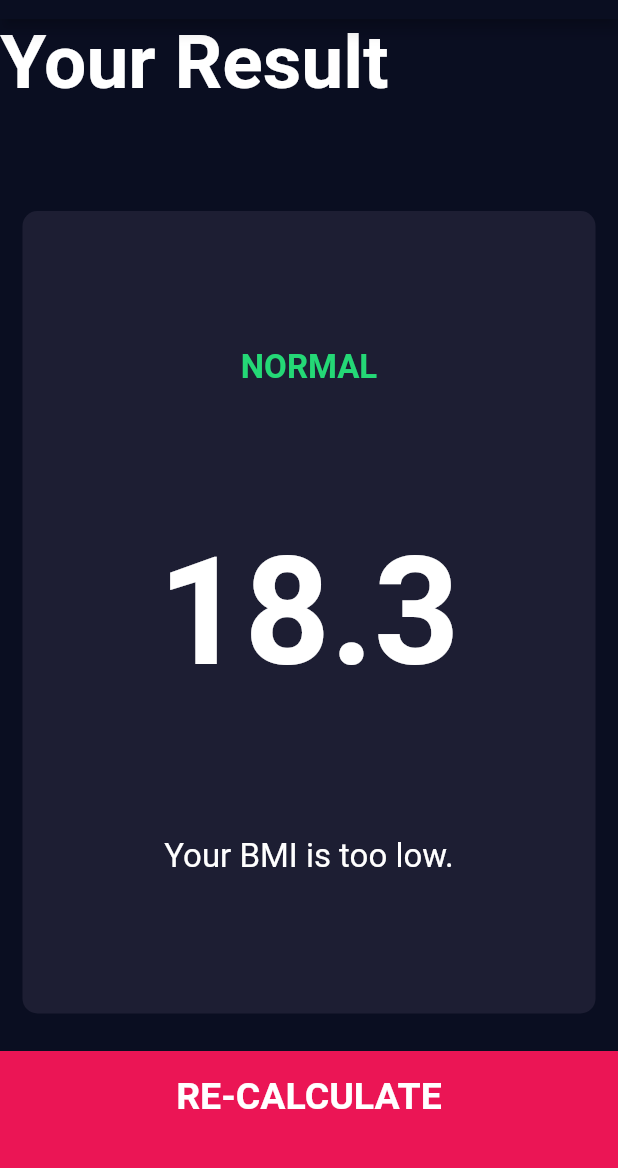
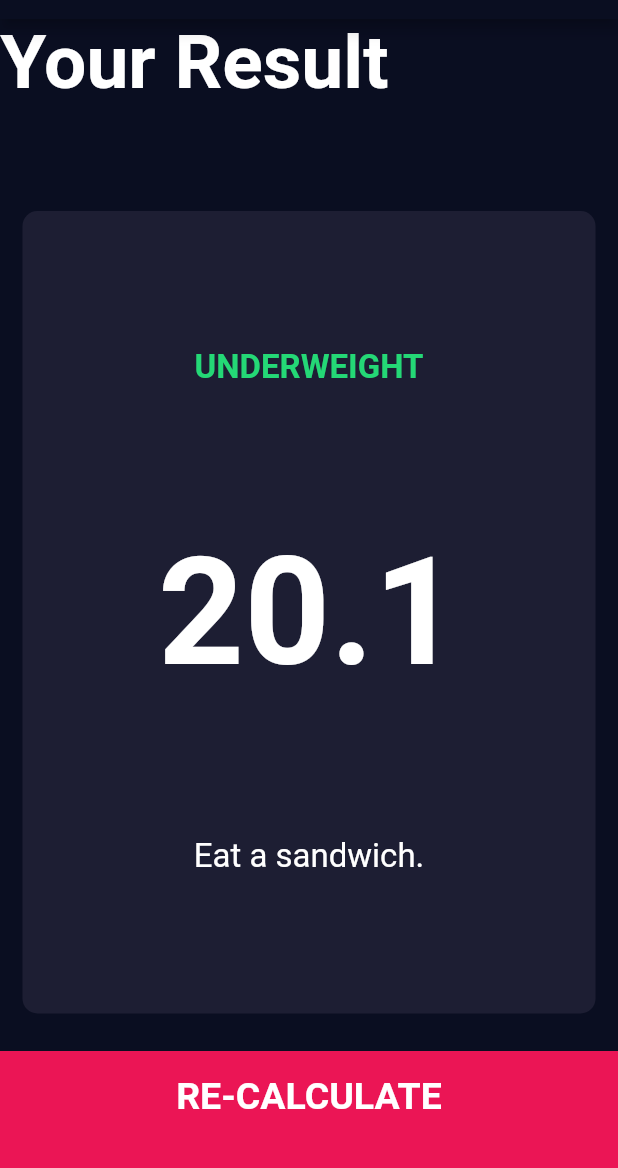
Before and after one commit to theranbrig/flutter-bmi-calculator, a Flutter app: the screen it shows after launch, after a tap on "CALCULATE", on a phone screen of 412 x 824 dp, the part 65-1233 px from its top. Run offline on Flutter 3.47's test engine with Material 2 defaults, Android fonts, the phone set to English and light mode, and no system bars; our stand-ins replace font_awesome_flutter.

```diff
--- /dev/null
+++ b/lib/calculator_brain.dart
@@ -0,0 +1,34 @@
+import 'dart:math';
+
+class CalculatorBrain {
+  CalculatorBrain({this.height, this.weight});
+  final int height;
+  final int weight;
+
+  double _bmi = 0;
+
+  String calculateBMI() {
+    double _bmi = weight / pow(height / 100, 2);
+    return _bmi.toStringAsFixed(1);
+  }
+
+  String getResult() {
+    if (_bmi >= 25) {
+      return 'Overweight';
+    } else if (_bmi >= 18.5) {
+      return 'Normal';
+    } else {
+      return 'Underweight';
+    }
+  }
+
+  String getInterpretation() {
+    if (_bmi >= 25) {
+      return 'Exercise more.';
+    } else if (_bmi >= 18.5) {
+      return 'Great job.';
+    } else {
+      return 'Eat a sandwich.';
+    }
+  }
+}
--- a/lib/input_page.dart
+++ b/lib/input_page.dart
@@ -1,3 +1,4 @@
+import 'package:bmi_calculator/calculator_brain.dart';
 import 'package:flutter/material.dart';
 import 'package:font_awesome_flutter/font_awesome_flutter.dart';
 import 'reusable_card.dart';
@@ -193,8 +194,16 @@ class _InputPageState extends State<InputPage> {
           BottomClickArea(
               clickText: "CALCULATE",
               onTap: () {
-                Navigator.push(context,
-                    MaterialPageRoute(builder: (context) => ResultsPage()));
+                CalculatorBrain calc =
+                    CalculatorBrain(height: height, weight: weight);
+                Navigator.push(
+                    context,
+                    MaterialPageRoute(
+                        builder: (context) => ResultsPage(
+                              bmiResult: calc.calculateBMI(),
+                              resultText: calc.getResult(),
+                              interpretation: calc.getInterpretation(),
+                            )));
               })
         ],
       ),
--- a/lib/results_page.dart
+++ b/lib/results_page.dart
@@ -5,6 +5,15 @@ import 'constants.dart';
 import 'bottom_click_area.dart';
 
 class ResultsPage extends StatelessWidget {
+  ResultsPage(
+      {@required this.bmiResult,
+      @required this.resultText,
+      @required this.interpretation});
+
+  final String bmiResult;
+  final String resultText;
+  final String interpretation;
+
   @override
   Widget build(BuildContext context) {
     return Scaffold(
@@ -28,10 +37,10 @@ class ResultsPage extends StatelessWidget {
                   mainAxisAlignment: MainAxisAlignment.spaceEvenly,
                   crossAxisAlignment: CrossAxisAlignment.center,
                   children: <Widget>[
-                    Text('NORMAL', style: kResultsTextStyle),
-                    Text('18.3', style: kResultsNumberStyle),
+                    Text(resultText.toUpperCase(), style: kResultsTextStyle),
+                    Text(bmiResult, style: kResultsNumberStyle),
                     Text(
-                      'Your BMI is too low.',
+                      interpretation,
                       style: kBodyTextStyle,
                       textAlign: TextAlign.center,
                     ),
```
